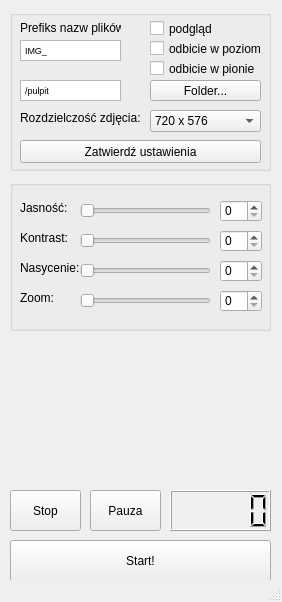
First picture: the form in frmMain.ui, repository janjedrzejak/PiMG, before the edit.
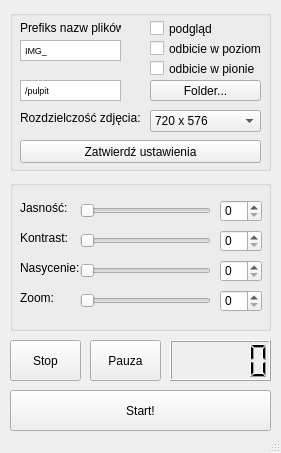
Second picture: the form after the edit.

```diff
--- a/frmMain.ui
+++ b/frmMain.ui
@@ -6,8 +6,8 @@
    <rect>
     <x>0</x>
     <y>0</y>
-    <width>282</width>
-    <height>602</height>
+    <width>281</width>
+    <height>453</height>
    </rect>
   </property>
   <property name="windowTitle">
@@ -61,7 +61,7 @@
     <property name="geometry">
      <rect>
       <x>10</x>
-      <y>540</y>
+      <y>390</y>
       <width>261</width>
       <height>41</height>
      </rect>
@@ -74,7 +74,7 @@
     <property name="geometry">
      <rect>
       <x>10</x>
-      <y>490</y>
+      <y>340</y>
       <width>71</width>
       <height>41</height>
      </rect>
@@ -207,7 +207,7 @@
     <property name="geometry">
      <rect>
       <x>170</x>
-      <y>490</y>
+      <y>340</y>
       <width>101</width>
       <height>41</height>
      </rect>
@@ -217,7 +217,7 @@
     <property name="geometry">
      <rect>
       <x>90</x>
-      <y>490</y>
+      <y>340</y>
       <width>71</width>
       <height>41</height>
      </rect>
```
